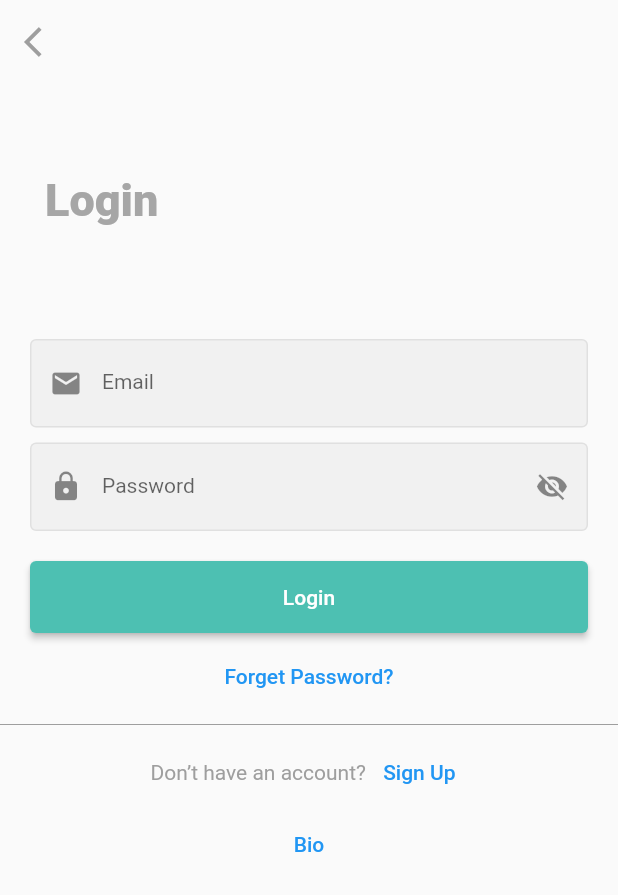
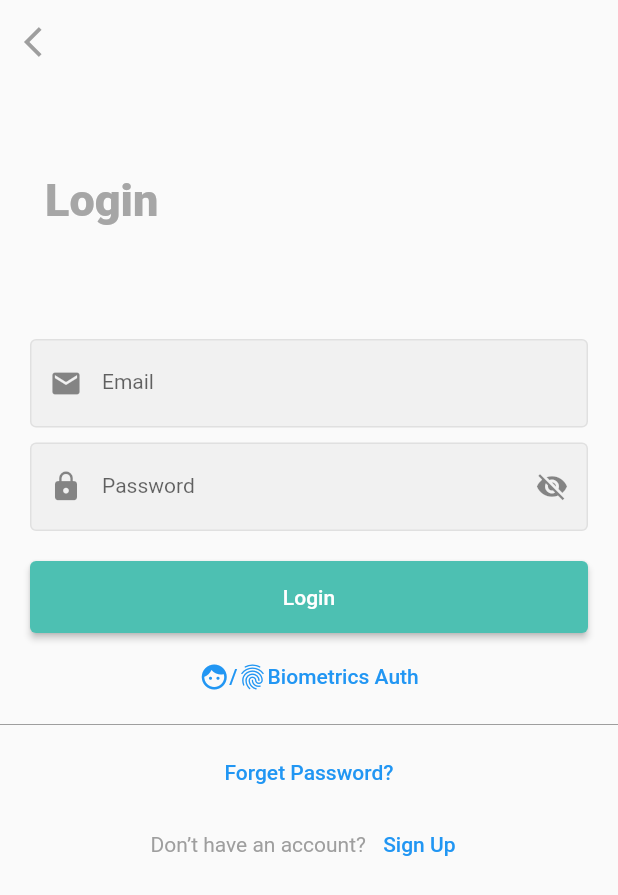
Before and after one commit to uswebk/coodig-mobile, a Flutter app: the LoginPage screen opened directly, on a phone screen of 412 x 824 dp. Shown: the top 895 px of the screen. Run offline on Flutter 3.47's test engine with Material 2 defaults, Android fonts, the light colour scheme and no system bars; our stand-ins replace envied, flutter_hooks, flutter_riverpod, flutter_secure_storage, freezed_annotation, get and 5 more; accounts and stored records are empty; generated files the repository leaves out were written again; statements that could not run were skipped.

Commit message:
update: biometrics auth

```diff
--- a/lib/feature/login/login_page.dart
+++ b/lib/feature/login/login_page.dart
@@ -60,6 +60,37 @@ class LoginPage extends HookConsumerWidget {
                     const LoginForm(),
                     const SizedBox(height: 5),
                     TextButton(
+                      child: Row(
+                        mainAxisAlignment: MainAxisAlignment.center,
+                        children: const [
+                          Icon(Icons.face_rounded, size: 20),
+                          Text('/'),
+                          Icon(Icons.fingerprint, size: 20),
+                          Text('Biometrics Auth'),
+                        ],
+                      ),
+                      onPressed: () async {
+                        try {
+                          final bool canAuthenticateWithBiometrics = await auth.canCheckBiometrics;
+                          final bool canAuthenticate = canAuthenticateWithBiometrics || await auth.isDeviceSupported();
+
+                          if (canAuthenticate) {
+                            final bool didAuthenticate = await auth.authenticate(
+                              localizedReason: 'Please authenticate to show account balance',
+                              options: const AuthenticationOptions(
+                                  biometricOnly: true, useErrorDialogs: true, stickyAuth: true),
+                            );
+                            if (didAuthenticate) {
+                              await ref.read(authStateNotifierProvider.notifier).loginByBiometrics();
+                            }
+                          }
+                        } catch (e) {
+                          debugPrint('error $e');
+                        }
+                      },
+                    ),
+                    const Divider(color: Colors.grey),
+                    TextButton(
                       child: const Text('Forget Password?'),
                       onPressed: () async {
                         await showModalBottomSheet<dynamic>(
@@ -76,35 +107,12 @@ class LoginPage extends HookConsumerWidget {
                         );
                       },
                     ),
-                    const Divider(color: Colors.grey),
                     Row(
                       mainAxisSize: MainAxisSize.min,
                       children: [
                         const Text('Don’t have an account? ', style: TextStyle(color: Colors.grey)),
                         TextButton(child: const Text('Sign Up'), onPressed: () => Get.off<dynamic>(const SignupPage())),
                       ],
-                    ),
-                    TextButton(
-                      child: const Text('Bio'),
-                      onPressed: () async {
-                        try {
-                          final bool canAuthenticateWithBiometrics = await auth.canCheckBiometrics;
-                          final bool canAuthenticate = canAuthenticateWithBiometrics || await auth.isDeviceSupported();
-
-                          if (canAuthenticate) {
-                            final bool didAuthenticate = await auth.authenticate(
-                              localizedReason: 'Please authenticate to show account balance',
-                              options: const AuthenticationOptions(
-                                  biometricOnly: true, useErrorDialogs: true, stickyAuth: true),
-                            );
-                            if (didAuthenticate) {
-                              await ref.watch(authStateNotifierProvider.notifier).loginByBiometrics();
-                            }
-                          }
-                        } catch (e) {
-                          debugPrint('error $e');
-                        }
-                      },
                     ),
                   ],
                 ),
```
Also changed, not shown: lib/provider/deeplink_provider.dart (deleted, +0 -12 lines), lib/provider/forget_password_provider.dart (deleted, +0 -33 lines), 6 other files.
